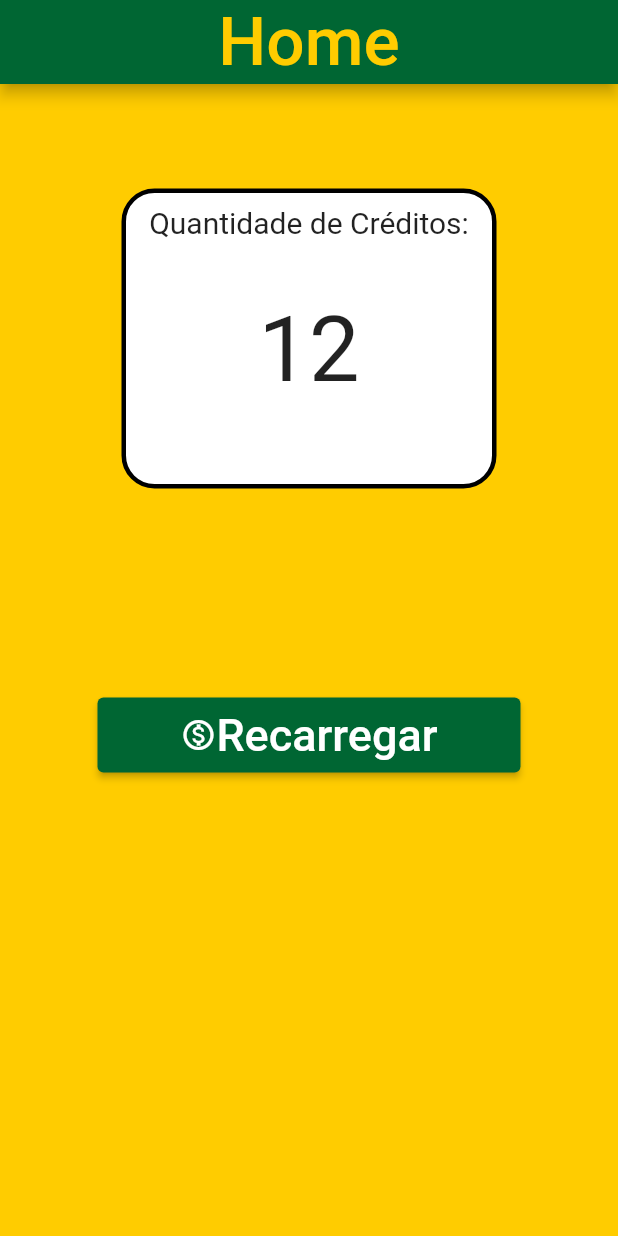
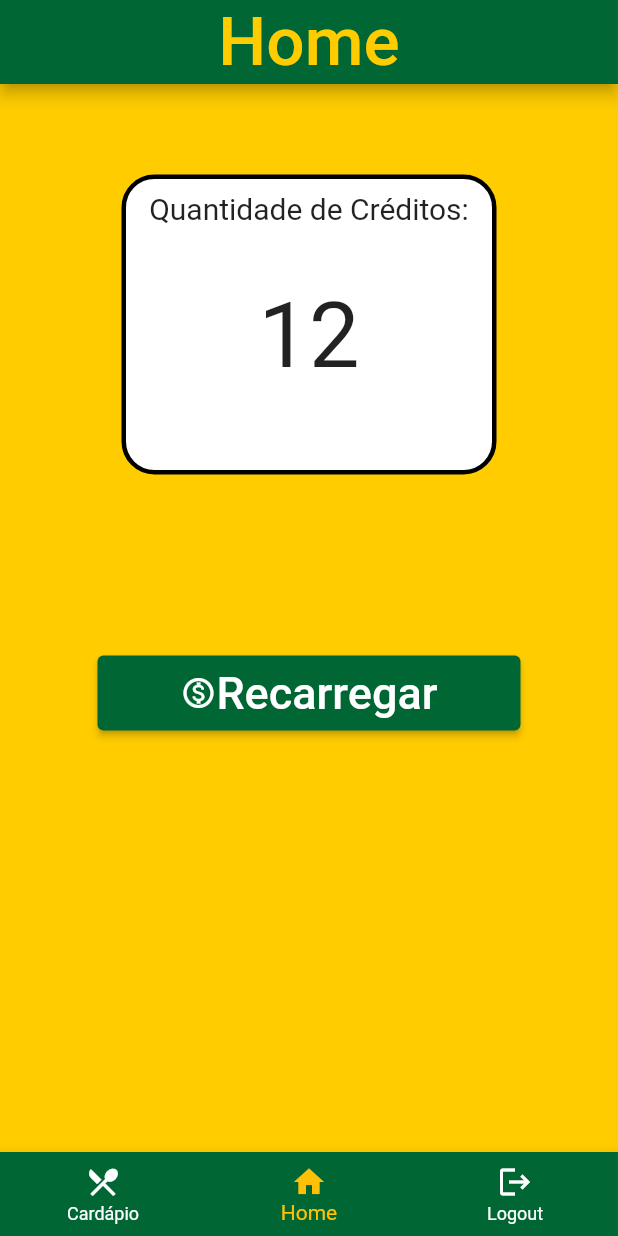
Before and after one commit to pedro-yamada/runico-ufabc, a Flutter app: the screen it shows after launch, on a phone screen of 412 x 824 dp. Run offline on Flutter 3.47's test engine with Material 2 defaults, Android fonts, the phone set to English and light mode, and no system bars.

Commit message:
Inserção da barra de navegação inferior.

```diff
--- a/lib/screens/home.dart
+++ b/lib/screens/home.dart
@@ -1,28 +1,25 @@
 import 'package:flutter/material.dart';
+import 'package:runico_ufabc/resources/colors.dart';
 import 'package:runico_ufabc/screens/credits_selection.dart';
 
-class HomePage extends StatelessWidget {
-  const HomePage({Key? key}) : super(key: key);
+class HomePage extends StatefulWidget {
+  const HomePage({super.key});
 
   @override
-  Widget build(BuildContext context) {
-    return Scaffold(
-        appBar: AppBar(
-          title: const Center(
-            child: Text(
-              'Home',
-              style: TextStyle(
-                fontSize: 45,
-                color: Color(0xFFFFCC00),
-              ),
-            ),
-          ),
-          backgroundColor: const Color(0xFF006633),
-        ),
-        body: Stack(
+  State<HomePage> createState() => _HomeState();
+}
+
+class _HomeState extends State<HomePage> {
+  int _selectedIndex = 1;
+  static const TextStyle optionStyle =
+  TextStyle(fontSize: 30, fontWeight: FontWeight.bold);
+  final List<Widget> _widgetOptions = <Widget>[
+    const Text('Cardapio',style: optionStyle,),
+    Builder(builder: (context) {
+      return Stack(
         children: [
           Container(
-              color: const Color(0xFFFFCC00),
+            color: Color(0xFFFFCC00),
           ),
           Center(
             child: Column(
@@ -39,7 +36,7 @@ class HomePage extends StatelessWidget {
                   child: Column(
                     children: [
                       Padding(
-                          padding: const EdgeInsets.all(8.0),
+                        padding: EdgeInsets.all(8.0),
                         child: Text(
                           'Quantidade de Créditos:',
                           style: TextStyle(fontSize: 20),
@@ -86,6 +83,59 @@ class HomePage extends StatelessWidget {
             ),
           )
         ],
-        ));
+      );
+    }),
+    Text(
+      'Loggout',
+      style: optionStyle,
+    )
+  ];
+
+  void _onItemTapped(int index) {
+    setState(() {
+      _selectedIndex = index;
+    });
+  }
+
+  @override
+  Widget build(BuildContext context) {
+    return Scaffold(
+      appBar: AppBar(
+        title: const Center(
+          child: Text(
+            'Home',
+            style: TextStyle(
+              fontSize: 45,
+              color: Color(0xFFFFCC00),
+            ),
+          ),
+        ),
+        backgroundColor: const Color(0xFF006633),
+      ),
+      body: Center(
+        child: _widgetOptions.elementAt(_selectedIndex),
+      ),
+      bottomNavigationBar: BottomNavigationBar(
+        items: const <BottomNavigationBarItem>[
+          BottomNavigationBarItem(
+            icon: Icon(Icons.restaurant_menu_outlined),
+            label: 'Cardápio',
+          ),
+          BottomNavigationBarItem(
+            icon: Icon(Icons.home),
+            label: 'Home'
+          ),
+          BottomNavigationBarItem(
+            icon: Icon(Icons.logout),
+            label: 'Logout'
+          ),
+        ],
+        backgroundColor: coresufabc,
+        currentIndex: _selectedIndex,
+        unselectedItemColor : Colors.white,
+        selectedItemColor: Colors.amber,
+        onTap: _onItemTapped,
+      ),
+    );
   }
 }
```
Lines whose indentation alone changed are shown as unchanged.
